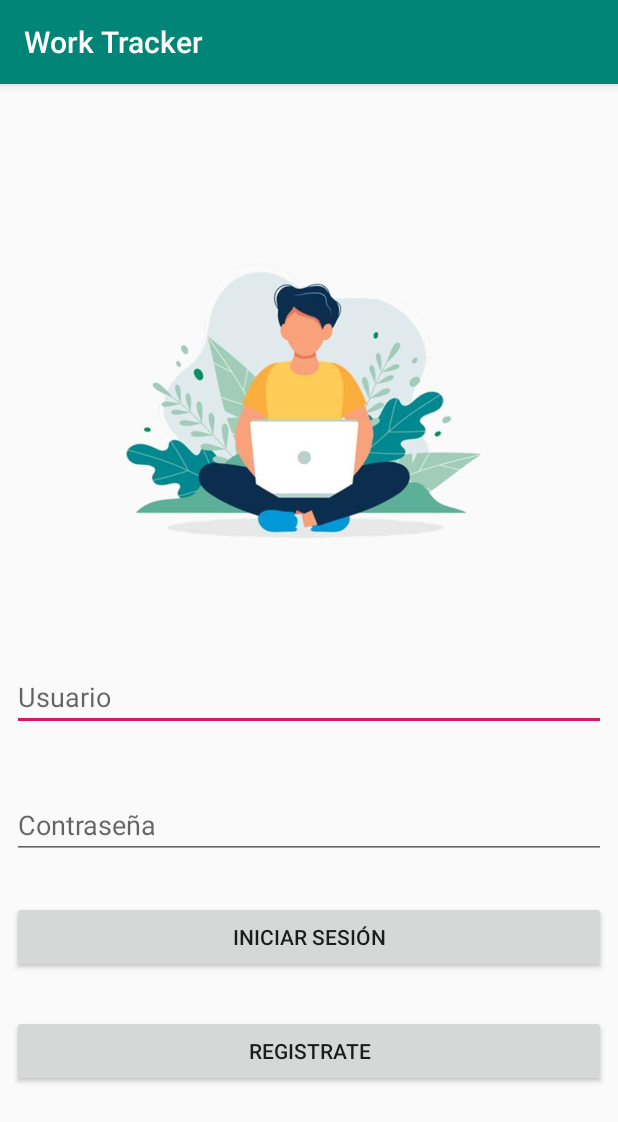
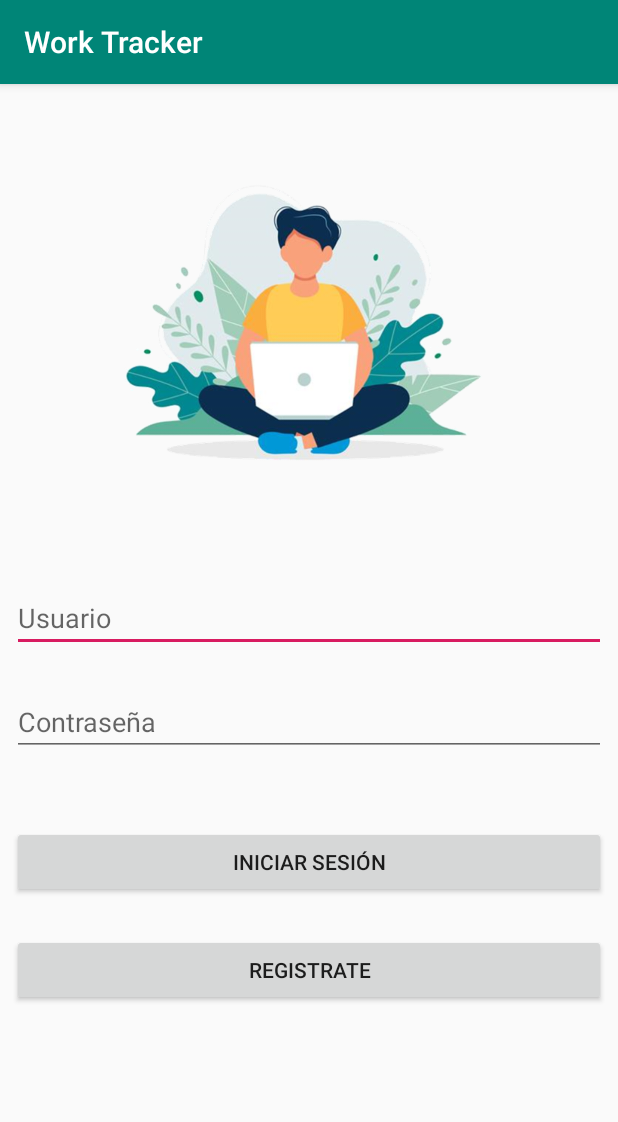
Before and after one commit to GrayJacketStudios/worktracker, an Android app: the screen it shows after launch (MainActivity), on a phone screen of 412 x 824 dp. Shown: the top 1122 px of the screen. Run offline under Robolectric (Android 15) with nearby library versions, the phone set to English and light mode, and no system bars.

Commit message:
Se cambian los fragments por una custom ListView, donde ya esta agregado la lista para trabajos

```diff
--- a/app/build.gradle
+++ b/app/build.gradle
@@ -23,6 +23,8 @@ dependencies {
     implementation fileTree(dir: 'libs', include: ['*.jar'])
     implementation 'androidx.appcompat:appcompat:1.1.0'
     implementation 'androidx.constraintlayout:constraintlayout:1.1.3'
+    implementation 'androidx.legacy:legacy-support-v4:1.0.0'
+    implementation 'androidx.recyclerview:recyclerview:1.0.0'
     testImplementation 'junit:junit:4.12'
     androidTestImplementation 'androidx.test:runner:1.2.0'
     androidTestImplementation 'androidx.test.espresso:espresso-core:3.2.0'
--- a/app/src/main/AndroidManifest.xml
+++ b/app/src/main/AndroidManifest.xml
@@ -9,6 +9,7 @@
         android:roundIcon="@mipmap/ic_launcher_round"
         android:supportsRtl="true"
         android:theme="@style/AppTheme">
+        <activity android:name=".trabajos.TrabajosList"></activity>
         <activity android:name=".MainActivity">
             <intent-filter>
                 <action android:name="android.intent.action.MAIN" />
--- a/app/src/main/java/sebastian/cl/worktracker/usuarios/Users.java
+++ b/app/src/main/java/sebastian/cl/worktracker/usuarios/Users.java
@@ -1,4 +1,6 @@
 package sebastian.cl.worktracker.usuarios;
+
+import android.app.Application;
 
 import java.util.ArrayList;
 
--- a/app/src/main/java/sebastian/cl/worktracker/usuarios/Usuario.java
+++ b/app/src/main/java/sebastian/cl/worktracker/usuarios/Usuario.java
@@ -1,6 +1,6 @@
 package sebastian.cl.worktracker.usuarios;
-
-public class Usuario {
+import java.io.Serializable;
+public class Usuario implements Serializable {
 
     private int ID;
     private String password;
--- a/app/src/main/res/layout/activity_main.xml
+++ b/app/src/main/res/layout/activity_main.xml
@@ -12,43 +12,44 @@
         android:layout_width="250dp"
         android:layout_height="250dp"
         android:layout_marginStart="8dp"
-        android:layout_marginTop="88dp"
+        android:layout_marginTop="36dp"
         android:layout_marginEnd="8dp"
         android:contentDescription="@string/desc_logo"
         app:layout_constraintEnd_toEndOf="parent"
         app:layout_constraintHorizontal_bias="0.496"
         app:layout_constraintStart_toStartOf="parent"
         app:layout_constraintTop_toTopOf="parent"
-        app:srcCompat="@drawable/Imagen1" />
+        app:srcCompat="@drawable/logo_app" />
 
     <EditText
         android:id="@+id/txtUsername"
         android:layout_width="0dp"
         android:layout_height="wrap_content"
         android:layout_marginStart="8dp"
-        android:layout_marginTop="48dp"
+        android:layout_marginTop="20dp"
         android:layout_marginEnd="8dp"
+        android:autofillHints="@string/usuario"
         android:ems="10"
         android:hint="@string/usuario"
-        android:autofillHints="@string/usuario"
         android:inputType="textPersonName"
         app:layout_constraintEnd_toEndOf="parent"
-        app:layout_constraintHorizontal_bias="1.0"
+        app:layout_constraintHorizontal_bias="0.0"
         app:layout_constraintStart_toStartOf="parent"
-        app:layout_constraintTop_toBottomOf="@+id/imageView" />
+        app:layout_constraintTop_toBottomOf="@+id/txtErrorMsg" />
 
     <EditText
         android:id="@+id/txtPassword"
         android:layout_width="0dp"
         android:layout_height="wrap_content"
         android:layout_marginStart="8dp"
-        android:layout_marginTop="40dp"
+        android:layout_marginTop="24dp"
         android:layout_marginEnd="8dp"
+        android:autofillHints="@string/password"
         android:ems="10"
         android:hint="@string/password"
-        android:autofillHints="@string/password"
         android:inputType="textPassword"
         app:layout_constraintEnd_toEndOf="parent"
+        app:layout_constraintHorizontal_bias="0.0"
         app:layout_constraintStart_toStartOf="parent"
         app:layout_constraintTop_toBottomOf="@+id/txtUsername" />
 
@@ -59,25 +60,40 @@
         android:layout_marginStart="8dp"
         android:layout_marginTop="28dp"
         android:layout_marginEnd="8dp"
+        android:layout_marginBottom="8dp"
+        android:onClick="logear"
         android:text="@string/lgn_btn"
+        app:layout_constraintBottom_toBottomOf="parent"
         app:layout_constraintEnd_toEndOf="parent"
-        app:layout_constraintHorizontal_bias="1.0"
+        app:layout_constraintHorizontal_bias="0.0"
         app:layout_constraintStart_toStartOf="parent"
-        app:layout_constraintTop_toBottomOf="@+id/txtPassword" />
+        app:layout_constraintTop_toBottomOf="@+id/txtPassword"
+        app:layout_constraintVertical_bias="0.08" />
 
     <Button
         android:id="@+id/btnRegistro"
         android:layout_width="0dp"
         android:layout_height="wrap_content"
         android:layout_marginStart="8dp"
-        android:layout_marginTop="28dp"
+        android:layout_marginTop="8dp"
         android:layout_marginEnd="8dp"
-        android:layout_marginBottom="8dp"
+        android:layout_marginBottom="80dp"
         android:text="@string/reg_btn"
         app:layout_constraintBottom_toBottomOf="parent"
         app:layout_constraintEnd_toEndOf="parent"
         app:layout_constraintHorizontal_bias="0.0"
         app:layout_constraintStart_toStartOf="parent"
         app:layout_constraintTop_toBottomOf="@+id/btnLogin"
-        app:layout_constraintVertical_bias="0.0" />
+        app:layout_constraintVertical_bias="0.178" />
+
+    <TextView
+        android:id="@+id/txtErrorMsg"
+        android:layout_width="wrap_content"
+        android:layout_height="wrap_content"
+        android:layout_marginStart="8dp"
+        android:layout_marginTop="8dp"
+        android:text="@string/error_msg"
+        app:layout_constraintEnd_toEndOf="parent"
+        app:layout_constraintStart_toStartOf="parent"
+        app:layout_constraintTop_toBottomOf="@+id/imageView" />
 </androidx.constraintlayout.widget.ConstraintLayout>
--- /dev/null
+++ b/app/src/main/res/values/dimens.xml
@@ -0,0 +1,4 @@
+<?xml version="1.0" encoding="utf-8"?>
+<resources>
+    <dimen name="text_margin">16dp</dimen>
+</resources>
--- a/app/src/main/res/values/strings.xml
+++ b/app/src/main/res/values/strings.xml
@@ -7,5 +7,11 @@
     <string name="password">Contraseña</string>
     <string name="lgn_btn">Iniciar sesión</string>
     <string name="reg_btn">Registrate</string>
+    <string name="error_msg"></string>
+    <string name="login_error_1">Debes introducir tu usuario</string>
+    <string name="login_error_2">Debes introducir tu contraseña</string>
+    <string name="login_error_3">Usuario o contraseña incorrecta</string>
+
+    <string name="btn_nueva_tarea">Agregar tarea</string>
 
 </resources>
```
Also changed, not shown: app/src/main/java/sebastian/cl/worktracker/MainActivity.java (+35 -1 lines), app/src/main/java/sebastian/cl/worktracker/trabajos/Trabajos.java (added, +53 -0 lines), app/src/main/java/sebastian/cl/worktracker/trabajos/TrabajosList.java (added, +38 -0 lines), app/src/main/java/sebastian/cl/worktracker/trabajos/TrabajosListAdapter.java (added, +50 -0 lines), app/src/main/res/layout/activity_trabajos_list.xml (added, +39 -0 lines), app/src/main/res/layout/trabajos_list_item.xml (added, +82 -0 lines), app/src/main/res/drawable-v24/logo_app.png (renamed from app/src/main/res/drawable-v24/Imagen1.png).
